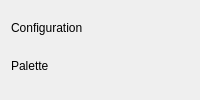
Qt form src/qt/view/QtSettingsPage.ui (bogdanbaloi/industrial-hmi) before a commit.
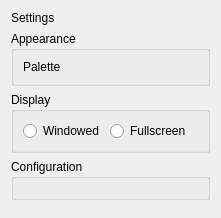
The same form after that commit.

Commit message:
Add dashboard gauges and a kiosk display mode to the Qt frontend
- Add an OEE gauge and a session-uptime donut on Overview (custom QPainter)
- Start fullscreen at the GTK kiosk scale, with a windowed toggle in Settings
- Group Settings into Appearance, Display and Configuration sections

The edit to the form file:
```diff
--- a/src/qt/view/QtSettingsPage.ui
+++ b/src/qt/view/QtSettingsPage.ui
@@ -6,10 +6,16 @@
    <item>
     <widget class="QLabel" name="headerLabel">
      <property name="text">
-      <string>Configuration</string>
+      <string>Settings</string>
      </property>
     </widget>
    </item>
+   <item>
+    <widget class="QGroupBox" name="appearanceGroup">
+     <property name="title">
+      <string>Appearance</string>
+     </property>
+     <layout class="QVBoxLayout" name="appearanceLayout">
    <item>
     <layout class="QHBoxLayout" name="paletteRow">
      <item>
@@ -31,8 +37,46 @@
      </item>
     </layout>
    </item>
+     </layout>
+    </widget>
+   </item>
    <item>
+    <widget class="QGroupBox" name="displayGroup">
+     <property name="title">
+      <string>Display</string>
+     </property>
+     <layout class="QHBoxLayout" name="displayLayout">
+      <item>
+       <widget class="QRadioButton" name="windowedRadio">
+        <property name="text">
+         <string>Windowed</string>
+        </property>
+       </widget>
+      </item>
+      <item>
+       <widget class="QRadioButton" name="fullscreenRadio">
+        <property name="text">
+         <string>Fullscreen</string>
+        </property>
+       </widget>
+      </item>
+      <item>
+       <spacer name="displaySpacer">
+        <property name="orientation">
+         <enum>Qt::Horizontal</enum>
+        </property>
+       </spacer>
+      </item>
+     </layout>
+    </widget>
+   </item>
+   <item>
+    <widget class="QGroupBox" name="configGroup">
+     <property name="title">
+      <string>Configuration</string>
+     </property>
     <layout class="QFormLayout" name="settingsForm"/>
+    </widget>
    </item>
    <item>
     <spacer name="verticalSpacer">
```
Lines whose indentation alone changed are shown as unchanged. The commit also changes 15 other files.
